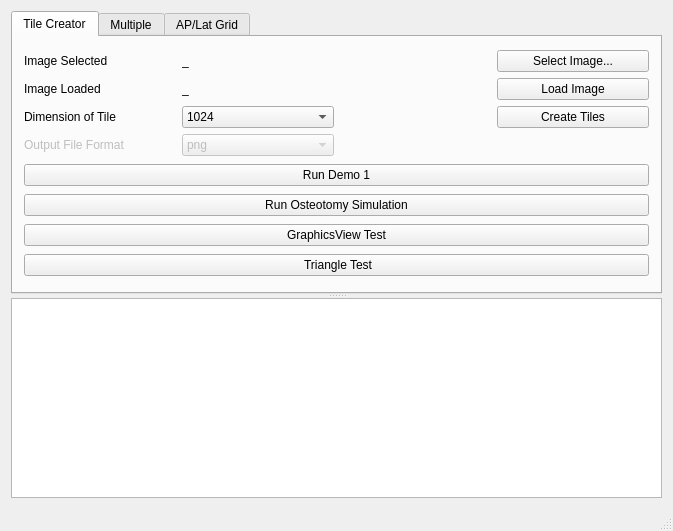
Old version of the form qt-demo/image-gl/mainwindow.ui in the repository gitter-badger/image-gl.
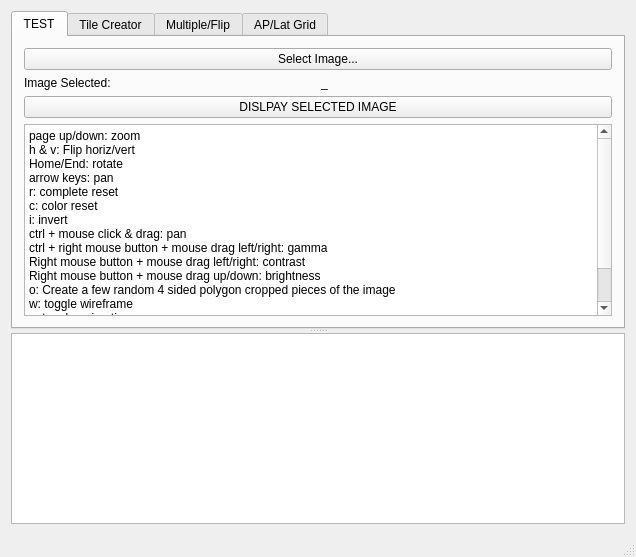
New version of the form.

Commit message:
windows test build
fix windows build and disabled/changed functions for demo purposes.
Added instructions too.

```diff
--- a/qt-demo/image-gl/mainwindow.ui
+++ b/qt-demo/image-gl/mainwindow.ui
@@ -6,8 +6,8 @@
    <rect>
     <x>0</x>
     <y>0</y>
-    <width>673</width>
-    <height>531</height>
+    <width>636</width>
+    <height>557</height>
    </rect>
   </property>
   <property name="windowTitle">
@@ -21,9 +21,68 @@
        <enum>Qt::Vertical</enum>
       </property>
       <widget class="QTabWidget" name="tabWidget">
+       <property name="enabled">
+        <bool>true</bool>
+       </property>
        <property name="currentIndex">
         <number>0</number>
        </property>
+       <widget class="QWidget" name="tab">
+        <attribute name="title">
+         <string>TEST</string>
+        </attribute>
+        <layout class="QGridLayout" name="gridLayout_3">
+         <item row="1" column="0">
+          <widget class="QLabel" name="labelImageSelected">
+           <property name="text">
+            <string>Image Selected:</string>
+           </property>
+          </widget>
+         </item>
+         <item row="0" column="0" colspan="4">
+          <widget class="QPushButton" name="pushButtonSelectImage">
+           <property name="text">
+            <string>Select Image...</string>
+           </property>
+          </widget>
+         </item>
+         <item row="1" column="2">
+          <widget class="QLabel" name="labelSelectedImage">
+           <property name="text">
+            <string>_</string>
+           </property>
+          </widget>
+         </item>
+         <item row="2" column="0" colspan="4">
+          <widget class="QPushButton" name="pushButtonDisplay">
+           <property name="text">
+            <string>DISLPAY SELECTED IMAGE</string>
+           </property>
+          </widget>
+         </item>
+         <item row="3" column="0" colspan="4">
+          <widget class="QPlainTextEdit" name="plainTextEdit">
+           <property name="plainText">
+            <string>page up/down: zoom
+h &amp; v: Flip horiz/vert
+Home/End: rotate
+arrow keys: pan
+r: complete reset
+c: color reset
+i: invert
+ctrl + mouse click &amp; drag: pan
+ctrl + right mouse button + mouse drag left/right: gamma
+Right mouse button + mouse drag left/right: contrast
+Right mouse button + mouse drag up/down: brightness
+o: Create a few random 4 sided polygon cropped pieces of the image
+w: toggle wireframe
+a: toggle animation
+</string>
+           </property>
+          </widget>
+         </item>
+        </layout>
+       </widget>
        <widget class="QWidget" name="tabTileCreator">
         <attribute name="title">
          <string>Tile Creator</string>
@@ -31,15 +90,11 @@
         <layout class="QVBoxLayout" name="verticalLayout">
          <item>
           <layout class="QGridLayout" name="gridLayout">
-           <item row="0" column="0">
-            <widget class="QLabel" name="labelImageSelected">
-             <property name="text">
-              <string>Image Selected</string>
-             </property>
-            </widget>
-           </item>
            <item row="3" column="0">
             <widget class="QLabel" name="labelDimension">
+             <property name="enabled">
+              <bool>false</bool>
+             </property>
              <property name="text">
               <string>Dimension of Tile</string>
              </property>
@@ -47,6 +102,9 @@
            </item>
            <item row="3" column="1">
             <widget class="QComboBox" name="comboBoxDimension">
+             <property name="enabled">
+              <bool>false</bool>
+             </property>
              <property name="currentIndex">
               <number>4</number>
              </property>
@@ -121,20 +179,19 @@
            </item>
            <item row="1" column="0">
             <widget class="QLabel" name="labelImageLoaded">
+             <property name="enabled">
+              <bool>false</bool>
+             </property>
              <property name="text">
               <string>Image Loaded</string>
              </property>
             </widget>
            </item>
-           <item row="0" column="3">
-            <widget class="QPushButton" name="pushButtonSelectImage">
-             <property name="text">
-              <string>Select Image...</string>
-             </property>
-            </widget>
-           </item>
            <item row="1" column="3">
             <widget class="QPushButton" name="pushButtonLoadImage">
+             <property name="enabled">
+              <bool>false</bool>
+             </property>
              <property name="text">
               <string>Load Image</string>
              </property>
@@ -142,13 +199,9 @@
            </item>
            <item row="1" column="1" colspan="2">
             <widget class="QLabel" name="labelLoadedImage">
-             <property name="text">
-              <string>_</string>
+             <property name="enabled">
+              <bool>false</bool>
              </property>
-            </widget>
-           </item>
-           <item row="0" column="1" colspan="2">
-            <widget class="QLabel" name="labelSelectedImage">
              <property name="text">
               <string>_</string>
              </property>
@@ -157,7 +210,7 @@
            <item row="3" column="3">
             <widget class="QPushButton" name="pushButtonSplit">
              <property name="enabled">
-              <bool>true</bool>
+              <bool>false</bool>
              </property>
              <property name="text">
               <string>Create Tiles</string>
@@ -166,17 +219,10 @@
            </item>
           </layout>
          </item>
-         <item>
-          <widget class="QPushButton" name="pushButtonDisplay">
-           <property name="text">
-            <string>Run Demo 1</string>
-           </property>
-          </widget>
-         </item>
          <item>
           <widget class="QPushButton" name="pushButtonOsteotomy">
            <property name="enabled">
-            <bool>true</bool>
+            <bool>false</bool>
            </property>
            <property name="text">
             <string>Run Osteotomy Simulation</string>
@@ -185,6 +231,9 @@
          </item>
          <item>
           <widget class="QPushButton" name="pushButtonGraphicsView">
+           <property name="enabled">
+            <bool>false</bool>
+           </property>
            <property name="text">
             <string>GraphicsView Test</string>
            </property>
@@ -192,6 +241,9 @@
          </item>
          <item>
           <widget class="QPushButton" name="pushButton">
+           <property name="enabled">
+            <bool>false</bool>
+           </property>
            <property name="text">
             <string> Triangle Test</string>
            </property>
@@ -201,7 +253,7 @@
        </widget>
        <widget class="QWidget" name="tabMultiple">
         <attribute name="title">
-         <string>Multiple</string>
+         <string>Multiple/Flip</string>
         </attribute>
         <layout class="QVBoxLayout" name="verticalLayout_2">
          <item>
```
Left out of the diff: 8 changed lines with no effect on the pictures. The commit also changes 6 other files.
